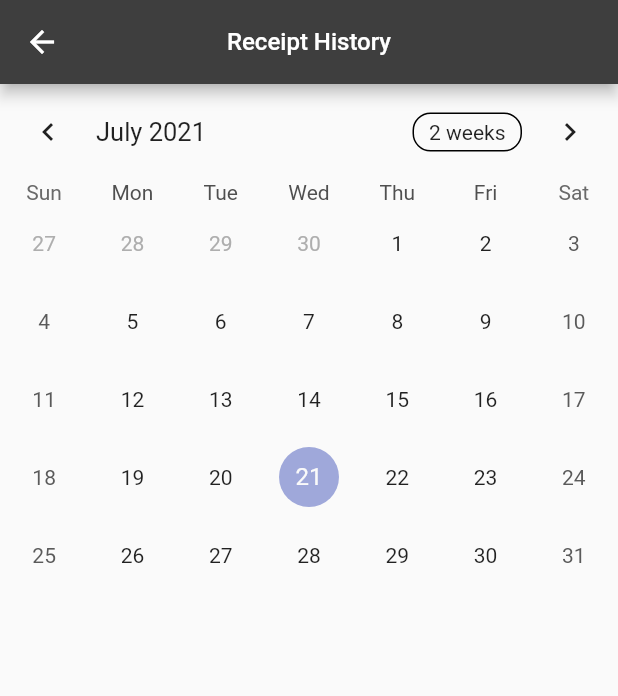
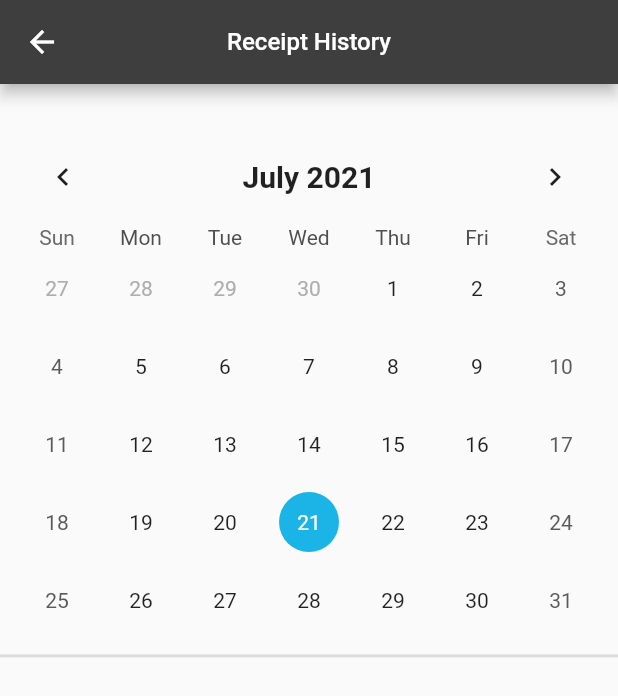
Before and after one commit to jeparktech/obigo_app_project, a Flutter app: the ReceiptHistoryPage screen opened by its route, on a phone screen of 412 x 824 dp. Shown: the top 696 px of the screen. Run offline on Flutter 3.47's test engine with Material 2 defaults, Android fonts, the phone set to English and light mode, and no system bars; drawn by our look-alikes of table_calendar; our stand-ins replace image_picker, sqflite; accounts and stored records are empty.

Commit message:
calendar

```diff
--- a/lib/pages/fuel_info_page.dart
+++ b/lib/pages/fuel_info_page.dart
@@ -61,9 +61,12 @@ class _FuelInfoPageState extends State<FuelInfoPage> {
           style: TextStyle(color: Colors.white, fontSize: 16),
         ),
       ),
-      body: FuelInfoBody(),
-      bottomNavigationBar: Container(
-        child: GestureDetector(
+      body: _isLoading
+          ? Center(
+              child: CircularProgressIndicator(),
+            )
+          : FuelInfoBody(),
+      bottomNavigationBar: GestureDetector(
         child: Row(
           children: <Widget>[
             GestureDetector(
@@ -97,7 +100,6 @@ class _FuelInfoPageState extends State<FuelInfoPage> {
           ],
         ),
       ),
-      ),
     );
   }
 }
--- a/lib/widget/calendar.dart
+++ b/lib/widget/calendar.dart
@@ -9,46 +9,121 @@ class Calendar extends StatefulWidget {
 }
 
 class _CalenderState extends State<Calendar> {
+  late final ValueNotifier<List<Event>> _selectedEvents;
   CalendarFormat _calendarFormat = CalendarFormat.month;
   DateTime _focusedDay = DateTime.now();
-  DateTime? _selectedDay;
+  DateTime _selectedDay = DateTime.now();
 
   @override
-  Widget build(BuildContext context) {
-    return TableCalendar(
-        firstDay: kFirstDay,
-        lastDay: kLastDay,
-        focusedDay: _focusedDay,
-        calendarFormat: _calendarFormat,
-        selectedDayPredicate: (day) {
-          // Use `selectedDayPredicate` to determine which day is currently selected.
-          // If this returns true, then `day` will be marked as selected.
+  void initState() {
+    super.initState();
+    _selectedDay = _focusedDay;
+    _selectedEvents = ValueNotifier(_getEventsForDay(_selectedDay));
+  }
+    @override
+  void dispose() {
+    _selectedEvents.dispose();
+    super.dispose();
+  }
 
-          // Using `isSameDay` is recommended to disregard
-          // the time-part of compared DateTime objects.
-          return isSameDay(_selectedDay, day);
-        },
-        onDaySelected: (selectedDay, focusedDay) {
+  List<Event> _getEventsForDay(DateTime day) {
+    // Implementation example
+    return kEvents[day] ?? [];
+  }
+  void _onDaySelected(DateTime selectedDay, DateTime focusedDay) {
     if (!isSameDay(_selectedDay, selectedDay)) {
-            // Call `setState()` when updating the selected day
       setState(() {
         _selectedDay = selectedDay;
         _focusedDay = focusedDay;
       });
+    _selectedEvents.value = _getEventsForDay(selectedDay);
     }
-        },
+  }
+
+  @override
+  Widget build(BuildContext context) {
+    return ListView(
+      children: <Widget> [
+        Container(
+          padding: EdgeInsets.all(10),
+          child: Row(
+            mainAxisAlignment: MainAxisAlignment.start,
+            children: [
+
+            ],),
+        ),
+        Container(
+        padding: EdgeInsets.all(10),
+        child: TableCalendar(
+
+          calendarStyle: CalendarStyle(
+            isTodayHighlighted: true,
+            selectedDecoration: BoxDecoration(
+              color: Color(0xFF1AB5E6),
+              shape: BoxShape.circle,
+            ),
+            selectedTextStyle: TextStyle(color: Colors.white),
+            todayDecoration: BoxDecoration(
+              color: Colors.blue.shade100,
+              shape: BoxShape.circle,
+            ),
+          ),
+
+          headerStyle: HeaderStyle(
+            titleCentered: true,
+            titleTextStyle: TextStyle(fontWeight: FontWeight.bold, fontSize: 20),
+            formatButtonVisible: false,
+          ),
+
+          firstDay: kFirstDay,
+          lastDay: kLastDay,
+          focusedDay: _focusedDay,
+          selectedDayPredicate: (day) => isSameDay(_selectedDay, day),
+          calendarFormat: _calendarFormat,
+          onDaySelected: _onDaySelected,
           onFormatChanged: (format) {
             if (_calendarFormat != format) {
-            // Call `setState()` when updating calendar format
               setState(() {
                 _calendarFormat = format;
               });
             }
           },
           onPageChanged: (focusedDay) {
-          // No need to call `setState()` here
             _focusedDay = focusedDay;
           },
+        ),
+      ),
+      const Divider(
+        color: Color(0xFFDCDCDC),
+        height: 2.5,
+        thickness: 2,
+        endIndent: 0,
+      ),
+      const SizedBox(height: 8.0),
+      // Expanded(
+      //   child: ValueListenableBuilder<List<Event>>(
+      //     valueListenable: _selectedEvents,
+      //     builder: (context, value, _) {
+      //       return ListView.builder(
+      //         itemCount: value.length,
+      //         itemBuilder: (context, index) {
+      //           return Container(
+      //             height: 15,
+      //             decoration: BoxDecoration(
+      //               border: Border.all(),
+      //               borderRadius: BorderRadius.circular(12.0),
+      //             ),
+      //             child: ListTile(
+      //               onTap: () => print('${value[index]}'),
+      //               title: Text('${value[index]}'),
+      //             ),
+      //           );
+      //         },
+      //       );
+      //     },
+      //   ),
+      // ),
+      ]
     );
   }
 }
```
Lines whose indentation alone changed are shown as unchanged.
